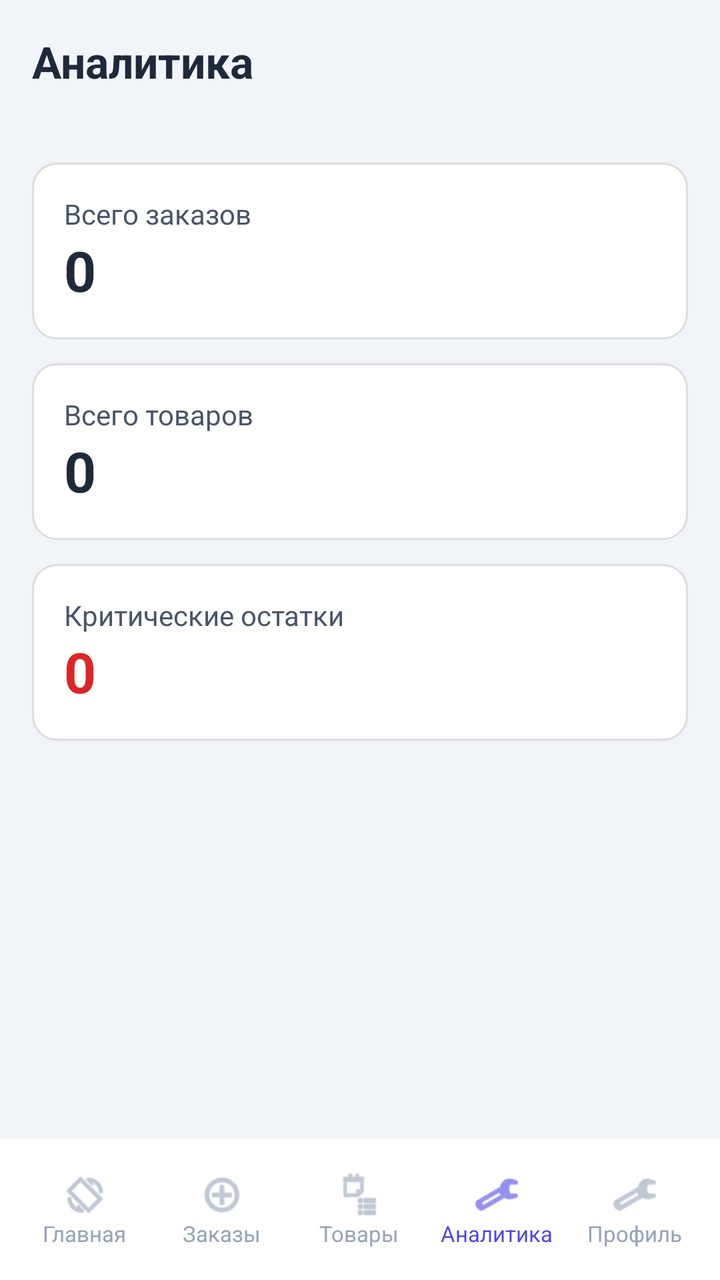
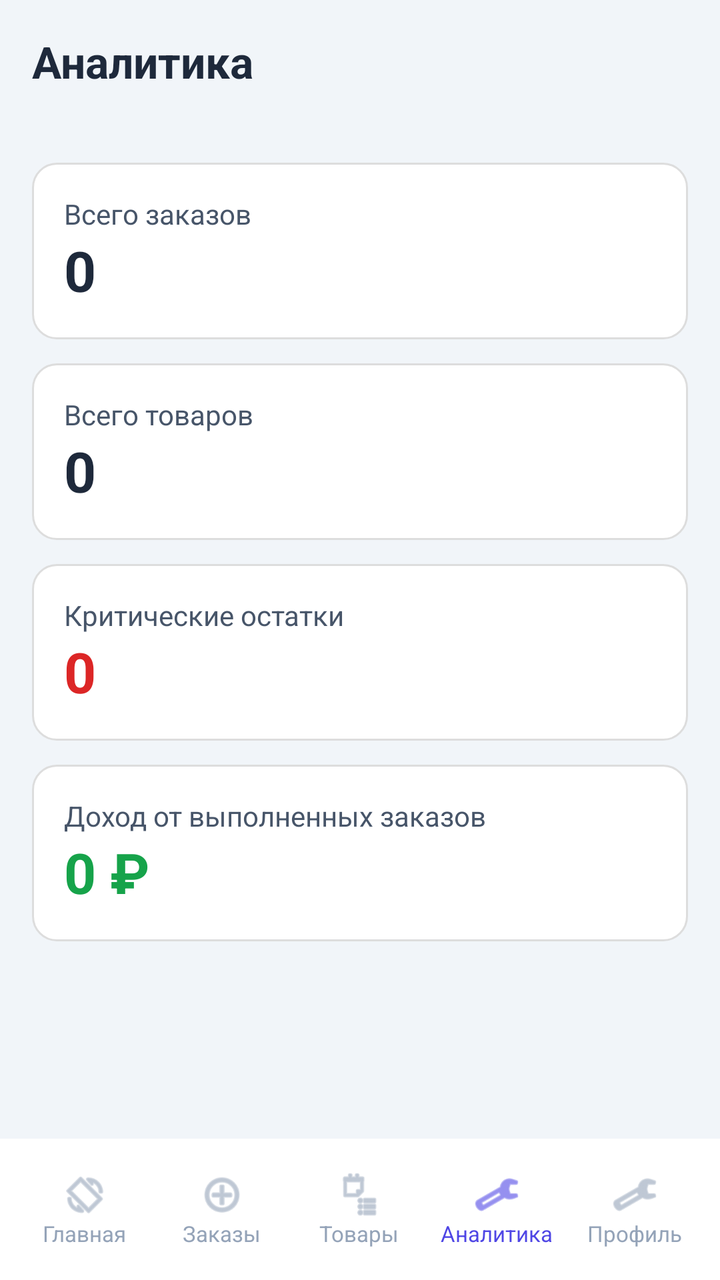

Compare the two renders of this Android layout. The source of the first and the diff that turns it into the second are given below.
<!-- AndroidManifest.xml: application theme Theme.Storage_control -->
<!-- res/layout/activity_analytics.xml -->
<?xml version="1.0" encoding="utf-8"?>
<LinearLayout xmlns:android="http://schemas.android.com/apk/res/android"
    android:orientation="vertical"
    android:layout_width="match_parent"
    android:layout_height="match_parent"
    android:background="#f1f5f9">

    
    <TextView
        android:id="@+id/analyticsTitle"
        android:layout_width="wrap_content"
        android:layout_height="wrap_content"
        android:text="Аналитика"
        android:textSize="22sp"
        android:textStyle="bold"
        android:textColor="#1e293b"
        android:padding="16dp"
        android:layout_marginBottom="4dp" />

    <ScrollView
        android:layout_width="match_parent"
        android:layout_height="0dp"
        android:layout_weight="1"
        android:padding="16dp">

        <LinearLayout
            android:layout_width="match_parent"
            android:layout_height="wrap_content"
            android:orientation="vertical">

            
            <LinearLayout
                android:layout_width="match_parent"
                android:layout_height="wrap_content"
                android:background="@drawable/card_bg"
                android:padding="16dp"
                android:layout_marginBottom="12dp"
                android:orientation="vertical">

                <TextView
                    android:layout_width="wrap_content"
                    android:layout_height="wrap_content"
                    android:text="Всего заказов"
                    android:textColor="#475569"
                    android:textSize="14sp" />

                <TextView
                    android:id="@+id/totalOrders"
                    android:layout_width="wrap_content"
                    android:layout_height="wrap_content"
                    android:text="0"
                    android:textSize="28sp"
                    android:textColor="#1e293b"
                    android:textStyle="bold" />
            </LinearLayout>

            
            <LinearLayout
                android:layout_width="match_parent"
                android:layout_height="wrap_content"
                android:background="@drawable/card_bg"
                android:padding="16dp"
                android:layout_marginBottom="12dp"
                android:orientation="vertical">

                <TextView
                    android:layout_width="wrap_content"
                    android:layout_height="wrap_content"
                    android:text="Всего товаров"
                    android:textColor="#475569"
                    android:textSize="14sp" />

                <TextView
                    android:id="@+id/totalProducts"
                    android:layout_width="wrap_content"
                    android:layout_height="wrap_content"
                    android:text="0"
                    android:textSize="28sp"
                    android:textColor="#1e293b"
                    android:textStyle="bold" />
            </LinearLayout>

            
            <LinearLayout
                android:layout_width="match_parent"
                android:layout_height="wrap_content"
                android:background="@drawable/card_bg"
                android:padding="16dp"
                android:layout_marginBottom="12dp"
                android:orientation="vertical">

                <TextView
                    android:layout_width="wrap_content"
                    android:layout_height="wrap_content"
                    android:text="Критические остатки"
                    android:textColor="#475569"
                    android:textSize="14sp" />

                <TextView
                    android:id="@+id/criticalCount"
                    android:layout_width="wrap_content"
                    android:layout_height="wrap_content"
                    android:text="0"
                    android:textSize="28sp"
                    android:textColor="#dc2626"
                    android:textStyle="bold" />
            </LinearLayout>

        </LinearLayout>

    </ScrollView>

    
    <LinearLayout
        android:layout_width="match_parent"
        android:layout_height="wrap_content"
        android:orientation="horizontal"
        android:background="#ffffff"
        android:weightSum="5"
        android:paddingVertical="16dp"
        android:paddingHorizontal="8dp">

        <LinearLayout
            android:id="@+id/navHome"
            android:layout_width="0dp"
            android:layout_height="wrap_content"
            android:layout_weight="1"
            android:orientation="vertical"
            android:gravity="center">

            <ImageView
                android:layout_width="24dp"
                android:layout_height="24dp"
                android:src="@android:drawable/ic_menu_always_landscape_portrait"
                android:tint="#94a3b8"/>

            <TextView
                android:layout_width="wrap_content"
                android:layout_height="wrap_content"
                android:text="Главная"
                android:textColor="#94a3b8"
                android:textSize="11sp" />
        </LinearLayout>

        <LinearLayout
            android:id="@+id/navOrders"
            android:layout_width="0dp"
            android:layout_height="wrap_content"
            android:layout_weight="1"
            android:orientation="vertical"
            android:gravity="center">

            <ImageView
                android:layout_width="24dp"
                android:layout_height="24dp"
                android:src="@android:drawable/ic_menu_add"
                android:tint="#94a3b8"/>

            <TextView
                android:layout_width="wrap_content"
                android:layout_height="wrap_content"
                android:text="Заказы"
                android:textColor="#94a3b8"
                android:textSize="11sp" />
        </LinearLayout>

        <LinearLayout
            android:id="@+id/navProducts"
            android:layout_width="0dp"
            android:layout_height="wrap_content"
            android:layout_weight="1"
            android:orientation="vertical"
            android:gravity="center">

            <ImageView
                android:layout_width="24dp"
                android:layout_height="24dp"
                android:src="@android:drawable/ic_menu_agenda"
                android:tint="#94a3b8"/>

            <TextView
                android:layout_width="wrap_content"
                android:layout_height="wrap_content"
                android:text="Товары"
                android:textColor="#94a3b8"
                android:textSize="11sp" />
        </LinearLayout>

        <LinearLayout
            android:id="@+id/navAnalytics"
            android:layout_width="0dp"
            android:layout_height="wrap_content"
            android:layout_weight="1"
            android:orientation="vertical"
            android:gravity="center">

            <ImageView
                android:layout_width="24dp"
                android:layout_height="24dp"
                android:src="@android:drawable/ic_menu_manage"
                android:tint="#4f46e5"/>

            <TextView
                android:layout_width="wrap_content"
                android:layout_height="wrap_content"
                android:text="Аналитика"
                android:textColor="#4f46e5"
                android:textSize="11sp" />
        </LinearLayout>

        <LinearLayout
            android:id="@+id/navProfile"
            android:layout_width="0dp"
            android:layout_height="wrap_content"
            android:layout_weight="1"
            android:orientation="vertical"
            android:gravity="center">

            <ImageView
                android:layout_width="24dp"
                android:layout_height="24dp"
                android:src="@android:drawable/ic_menu_preferences"
                android:tint="#94a3b8"/>

            <TextView
                android:layout_width="wrap_content"
                android:layout_height="wrap_content"
                android:text="Профиль"
                android:textColor="#94a3b8"
                android:textSize="11sp" />
        </LinearLayout>

    </LinearLayout>

</LinearLayout>
<!-- resources referenced by this layout -->
<resources>
  <!-- drawable card_bg (drawable) -->
  <?xml version="1.0" encoding="utf-8"?>
  <shape xmlns:android="http://schemas.android.com/apk/res/android"
      android:shape="rectangle">
  
      <solid android:color="@color/white" />
  
      <corners android:radius="12dp" />
  
      <padding
          android:left="16dp"
          android:top="16dp"
          android:right="16dp"
          android:bottom="16dp" />
  
      <stroke
          android:width="1dp"
          android:color="@color/light_gray" />
  </shape>
  <style name="Theme.Storage_control" parent="Theme.MaterialComponents.DayNight.NoActionBar">
          
          <item name="colorPrimary">@color/purple_500</item>
          <item name="colorPrimaryVariant">@color/purple_700</item>
          <item name="colorOnPrimary">@color/white</item>
          
          <item name="colorSecondary">@color/teal_200</item>
          <item name="colorSecondaryVariant">@color/teal_700</item>
          <item name="colorOnSecondary">@color/black</item>
          
          <item name="android:statusBarColor">?attr/colorPrimaryVariant</item>
          
      </style>
  <color name="white">#FFFFFFFF</color>
  <color name="light_gray">#DDDDDD</color>
  <color name="purple_500">#FF6200EE</color>
  <color name="purple_700">#FF3700B3</color>
  <color name="teal_200">#FF03DAC5</color>
  <color name="teal_700">#FF018786</color>
  <color name="black">#FF000000</color>
</resources>

<!-- the commit's change to res/layout/activity_analytics.xml (unified diff, before → after) -->
@@ -106,6 +106,32 @@
                     android:textStyle="bold" />
             </LinearLayout>
 
+            
+            <LinearLayout
+                android:layout_width="match_parent"
+                android:layout_height="wrap_content"
+                android:background="@drawable/card_bg"
+                android:padding="16dp"
+                android:layout_marginBottom="12dp"
+                android:orientation="vertical">
+
+                <TextView
+                    android:layout_width="wrap_content"
+                    android:layout_height="wrap_content"
+                    android:text="Доход от выполненных заказов"
+                    android:textColor="#475569"
+                    android:textSize="14sp" />
+
+                <TextView
+                    android:id="@+id/completedOrdersRevenue"
+                    android:layout_width="wrap_content"
+                    android:layout_height="wrap_content"
+                    android:text="0 ₽"
+                    android:textSize="28sp"
+                    android:textColor="#16a34a"
+                    android:textStyle="bold" />
+            </LinearLayout>
+
         </LinearLayout>
 
     </ScrollView>
